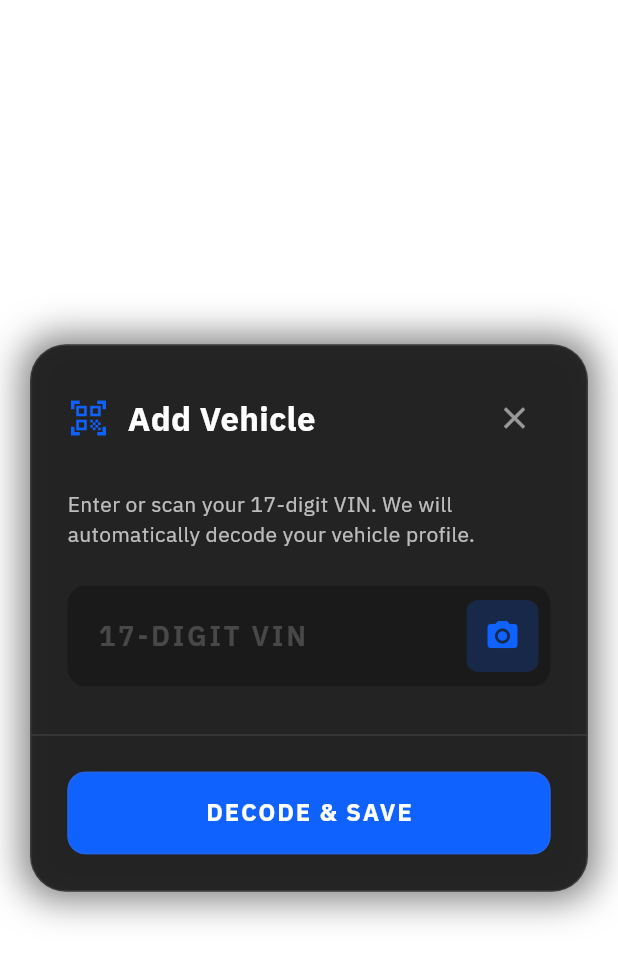
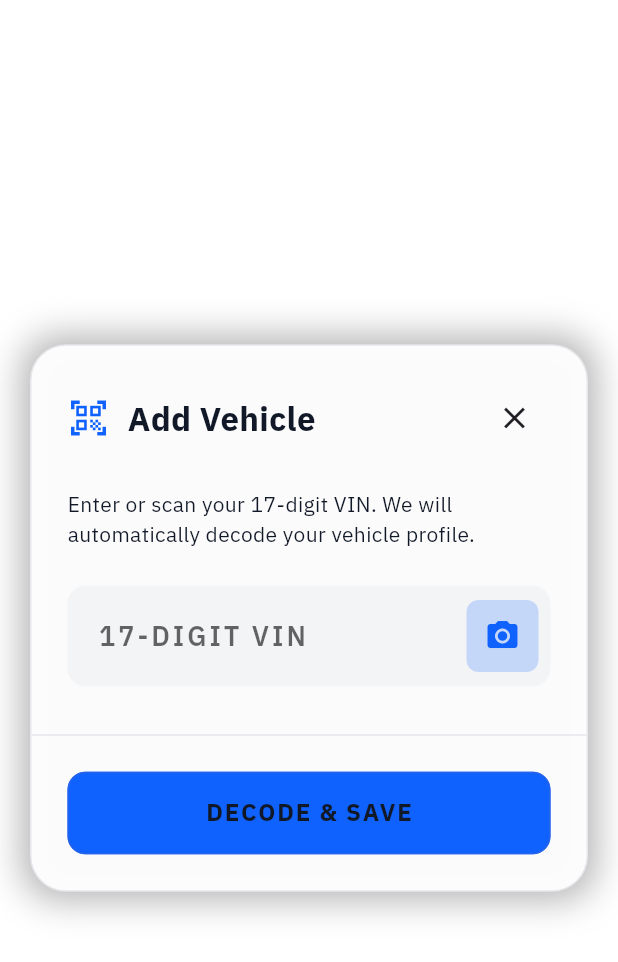
Before and after one commit to gvelllesa/fix-ai, a Flutter app: the AddCarDialog widget shown alone on an empty page, opened directly, on a phone screen of 412 x 824 dp. Shown: the top 962 px of the screen. Run offline on Flutter 3.47's test engine with Material 3 defaults, Android fonts, the phone set to English and light mode, and no system bars; our stand-ins replace audioplayers, camera, firebase_core, firebase_messaging, flutter_animate, flutter_blue_plus and 11 more; missing offline and left inert: ar_flutter_plugin_2, google_mlkit_text_recognition, record; accounts and stored records are empty; network calls fail.

Commit message:
fix(garage): stamp user_id on vehicle insert for RLS
The new per-user garage RLS policy requires user_id = auth.uid() on
every insert. Without it, AddCarDialog._saveVehicle fails on the
WITH CHECK clause. Also bundles the VIN validation + theme-mapping
refactor that was sitting uncommitted in the same file.

Co-authored-by: Cursor <cursoragent@cursor.com>

```diff
--- a/lib/modules/garage/widgets/add_car_dialog.dart
+++ b/lib/modules/garage/widgets/add_car_dialog.dart
@@ -1,6 +1,7 @@
 import 'package:flutter/material.dart';
 import 'dart:ui';
 import 'package:supabase_flutter/supabase_flutter.dart';
+import '../../../core/theme/app_theme.dart';
 import '../../../data/vin_decoder_service.dart';
 import 'package:flutter/services.dart';
 import '../screens/vin_scanner_overlay.dart';
@@ -30,8 +31,14 @@ class _AddCarDialogState extends State<AddCarDialog> {
 
   Future<void> _saveVehicle() async {
     final vin = _vinController.text.trim();
-    if (vin.isEmpty) {
-      ScaffoldMessenger.of(context).showSnackBar(const SnackBar(content: Text('VIN cannot be empty')));
+    final RegExp vinRegex = RegExp(r'^[a-zA-Z0-9]+$');
+    if (vin.length != 17 || !vinRegex.hasMatch(vin)) {
+      ScaffoldMessenger.of(context).showSnackBar(
+        const SnackBar(
+          content: Text('გთხოვთ შეიყვანოთ ვალიდური 17-ნიშნა VIN კოდი'),
+          backgroundColor: Colors.redAccent,
+        ),
+      );
       return;
     }
 
@@ -61,10 +68,11 @@ class _AddCarDialogState extends State<AddCarDialog> {
         'model': model,
         'year': year,
         'engine_type': engineType,
+        'user_id': user.id,
       });
 
       if (mounted) {
-        ScaffoldMessenger.of(context).showSnackBar(SnackBar(content: Text('Added \$year \$make \$model!')));
+        ScaffoldMessenger.of(context).showSnackBar(SnackBar(content: Text('Vehicle saved: $year $make $model')));
         Navigator.of(context).pop(true);
       }
     } on PostgrestException catch (e) {
@@ -97,12 +105,12 @@ class _AddCarDialogState extends State<AddCarDialog> {
         insetPadding: const EdgeInsets.all(20),
         child: Container(
           decoration: BoxDecoration(
-            color: const Color(0xFF1E1E1E).withOpacity(0.95),
+            color: Theme.of(context).scaffoldBackgroundColor.withValues(alpha: 0.95),
             borderRadius: BorderRadius.circular(24),
-            border: Border.all(color: Colors.white.withOpacity(0.1)),
+            border: Border.all(color: Theme.of(context).dividerColor),
             boxShadow: [
               BoxShadow(
-                color: Colors.black.withOpacity(0.5),
+                color: Colors.black.withValues(alpha: 0.3),
                 blurRadius: 20,
                 spreadRadius: 5,
               ),
@@ -118,17 +126,17 @@ class _AddCarDialogState extends State<AddCarDialog> {
                   children: [
                     const Icon(Icons.qr_code_scanner, color: Color(0xFF0F62FE), size: 28),
                     const SizedBox(width: 12),
-                    const Text(
+                    Text(
                       'Add Vehicle',
                       style: TextStyle(
-                        color: Colors.white,
+                        color: Theme.of(context).textTheme.titleLarge?.color ?? Colors.white,
                         fontSize: 22,
                         fontWeight: FontWeight.bold,
                       ),
                     ),
                     const Spacer(),
                     IconButton(
-                      icon: const Icon(Icons.close, color: Colors.white54),
+                      icon: Icon(Icons.close, color: Theme.of(context).textTheme.bodySmall?.color ?? Colors.white54),
                       onPressed: () => Navigator.of(context).pop(),
                     ),
                   ],
@@ -140,16 +148,16 @@ class _AddCarDialogState extends State<AddCarDialog> {
                 child: Column(
                   crossAxisAlignment: CrossAxisAlignment.start,
                   children: [
-                    const Text(
+                    Text(
                       'Enter or scan your 17-digit VIN. We will automatically decode your vehicle profile.',
-                      style: TextStyle(color: Colors.white70, fontSize: 14),
+                      style: TextStyle(color: Theme.of(context).textTheme.bodyMedium?.color ?? Colors.white70, fontSize: 14),
                     ),
                     const SizedBox(height: 24),
 
                     // Sleek VIN TextField
                     TextFormField(
                       controller: _vinController,
-                      style: const TextStyle(color: Colors.white, fontSize: 18, letterSpacing: 2, fontWeight: FontWeight.w600),
+                      style: TextStyle(color: Theme.of(context).textTheme.titleLarge?.color ?? Colors.white, fontSize: 18, letterSpacing: 2, fontWeight: FontWeight.w600),
                       textCapitalization: TextCapitalization.characters,
                       inputFormatters: [
                         LengthLimitingTextInputFormatter(17),
@@ -157,9 +165,9 @@ class _AddCarDialogState extends State<AddCarDialog> {
                       ],
                       decoration: InputDecoration(
                         hintText: '17-DIGIT VIN',
-                        hintStyle: TextStyle(color: Colors.white.withOpacity(0.2), letterSpacing: 2),
+                        hintStyle: TextStyle(color: Theme.of(context).hintColor, letterSpacing: 2),
                         filled: true,
-                        fillColor: Colors.black26,
+                        fillColor: Theme.of(context).colorScheme.surface,
                         contentPadding: const EdgeInsets.symmetric(vertical: 20, horizontal: 16),
                         border: OutlineInputBorder(
                           borderRadius: BorderRadius.circular(12),
@@ -172,7 +180,7 @@ class _AddCarDialogState extends State<AddCarDialog> {
                         suffixIcon: Padding(
                           padding: const EdgeInsets.all(8.0),
                           child: Material(
-                            color: const Color(0xFF0F62FE).withOpacity(0.2),
+                            color: AppTheme.primaryBlue.withValues(alpha: 0.2),
                             borderRadius: BorderRadius.circular(8),
                             child: InkWell(
                               onTap: _openScanner,
@@ -191,7 +199,7 @@ class _AddCarDialogState extends State<AddCarDialog> {
                 ),
               ),
 
-              const Divider(height: 1, color: Colors.white10),
+              Divider(height: 1, color: Theme.of(context).dividerColor),
               Padding(
                 padding: const EdgeInsets.all(24.0),
                 child: SizedBox(
@@ -199,15 +207,15 @@ class _AddCarDialogState extends State<AddCarDialog> {
                   child: ElevatedButton(
                     onPressed: _isSaving ? null : _saveVehicle,
                     style: ElevatedButton.styleFrom(
-                      backgroundColor: const Color(0xFF0F62FE),
-                      foregroundColor: Colors.white,
+                      backgroundColor: AppTheme.primaryBlue,
+                      foregroundColor: Theme.of(context).textTheme.titleLarge?.color ?? Colors.white,
                       shape: RoundedRectangleBorder(borderRadius: BorderRadius.circular(12)),
                       padding: const EdgeInsets.symmetric(vertical: 16),
                       elevation: 0,
                     ),
                     child: _isSaving
-                        ? const SizedBox(width: 24, height: 24, child: CircularProgressIndicator(strokeWidth: 2, color: Colors.white))
-                        : const Text('DECODE & SAVE', style: TextStyle(fontWeight: FontWeight.bold, fontSize: 16, letterSpacing: 1.2)),
+                        ? SizedBox(width: 24, height: 24, child: CircularProgressIndicator(strokeWidth: 2, color: Theme.of(context).colorScheme.onPrimary))
+                        : Text('DECODE & SAVE', style: const TextStyle(fontWeight: FontWeight.bold, fontSize: 16, letterSpacing: 1.2)),
                   ),
                 ),
               ),
```
